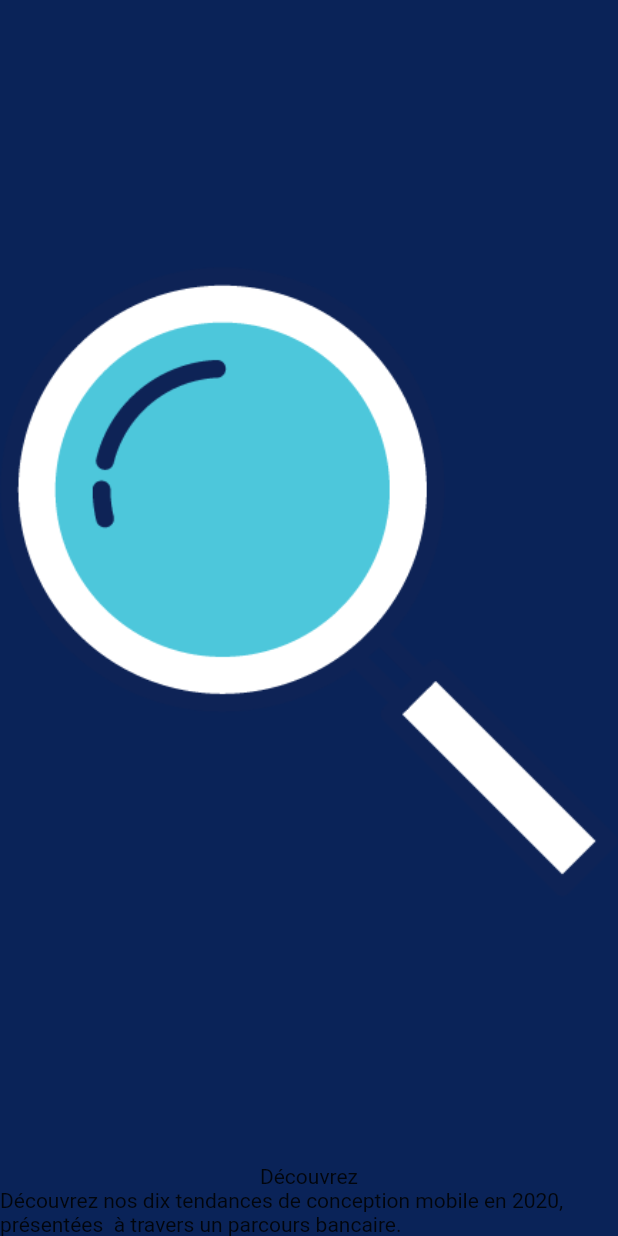
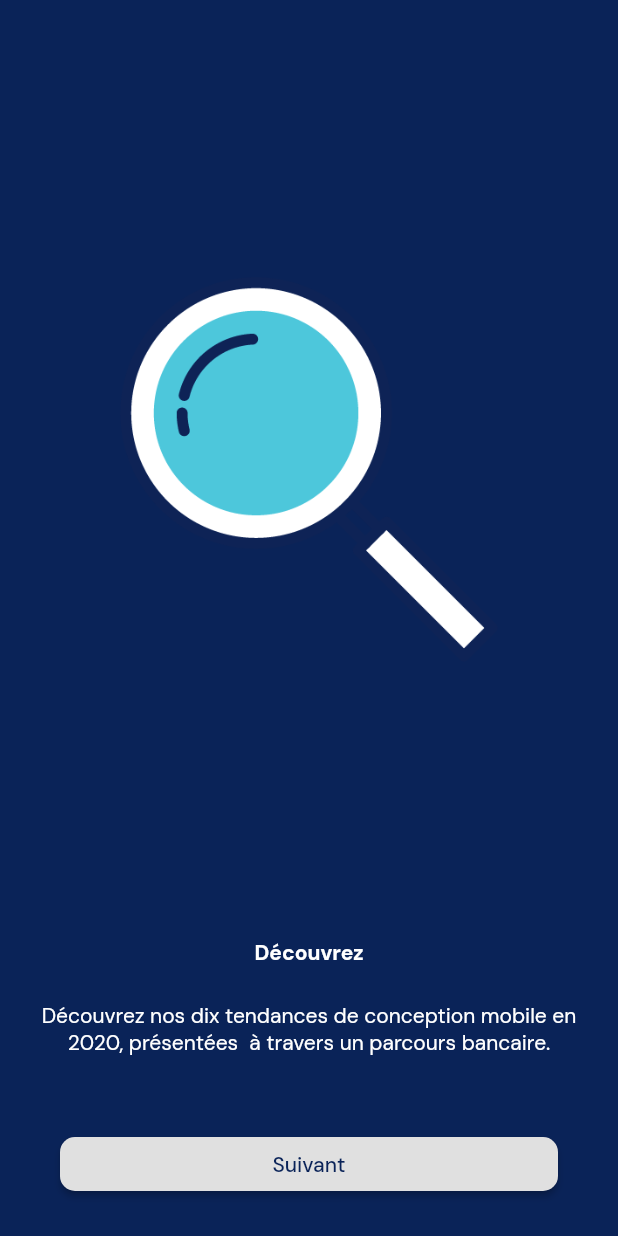
Before and after one commit to RemiDormoy/happiness-path-flutter, a Flutter app: the screen it shows after launch, on a phone screen of 412 x 824 dp. Run offline on Flutter 3.47's test engine with Material 2 defaults, Android fonts, the phone set to English and light mode, and no system bars; our stand-ins replace flutter_svg, google_fonts.

Commit message:
added pager content

```diff
--- a/lib/home.dart
+++ b/lib/home.dart
@@ -1,5 +1,6 @@
 import 'package:flutter/material.dart';
 import 'package:flutter_svg/svg.dart';
+import 'package:happiness_path/splashPager.dart';
 
 const double pi = 3.1415926535897932;
 
@@ -129,43 +130,7 @@ class _MyHomePageState extends State<MyHomePage> with TickerProviderStateMixin {
   Widget _buildPagerAnimation(BuildContext context, Widget child) {
     return Transform.scale(
       scale: _scalePageView.value,
-      child: PageView(
-        children: <Widget>[
-          Column(
-            children: <Widget>[
-              Expanded(
-                child: Image(image: AssetImage('assets/ic_loupe.png')),
-              ),
-              Text('Découvrez'),
-              Text('Découvrez nos dix tendances de conception mobile en 2020, présentées  à travers un parcours bancaire.')
-            ],
-          ),
-          Column(
-            children: <Widget>[
-              Expanded(
-                child: SvgPicture.asset(
-                    'notification.svg',
-                    semanticsLabel: 'Expérimentez'
-                ),
-              ),
-              Text('Expérimentez'),
-              Text('Promenez vous sur l’application et cliquez sur les pastilles pour en apprendre plus')
-            ],
-          ),
-          Column(
-            children: <Widget>[
-              Expanded(
-                child: SvgPicture.asset(
-                    'diamond.svg',
-                    semanticsLabel: 'Lancez vous !'
-                ),
-              ),
-              Text('Lancez vous !'),
-              Text('Découvrez nos dix tendances de conception mobile en 2020, présentées  à travers un parcours bancaire.')
-            ],
-          ),
-        ],
-      ),
+      child: SplashPager(),
     );
   }
 
--- a/lib/main.dart
+++ b/lib/main.dart
@@ -1,4 +1,5 @@
 import 'package:flutter/material.dart';
+import 'package:google_fonts/google_fonts.dart';
 import 'colors.dart';
 import 'home.dart';
 
@@ -10,19 +11,22 @@ class MyApp extends StatelessWidget {
   Widget build(BuildContext context) {
     return MaterialApp(
       title: 'Flutter Demo',
-      theme: _buildTheme(),
+      theme: _buildTheme(context),
       home: MyHomePage(title: 'Flutter Demo Home Page'),
     );
   }
 
-  ThemeData _buildTheme() {
-    final ThemeData base = ThemeData.light();
+  ThemeData _buildTheme(BuildContext context) {
+    final ThemeData base = ThemeData(
+      brightness: Brightness.light,
+      textTheme: GoogleFonts.dMSansTextTheme(Theme.of(context).textTheme)
+    );
     return base.copyWith(
       primaryColor: colorPrimaryDark,
       backgroundColor: colorPrimaryDark,
       primaryColorDark: colorPrimaryDark,
       accentColor: colorAccent,
-      scaffoldBackgroundColor: colorPrimaryDark
+      scaffoldBackgroundColor: colorPrimaryDark,
     );
   }
 }
--- /dev/null
+++ b/lib/splashPager.dart
@@ -0,0 +1,135 @@
+import 'package:flutter/material.dart';
+import 'package:happiness_path/colors.dart';
+
+class SplashPager extends StatelessWidget {
+  @override
+  Widget build(BuildContext context) {
+    var titleStyle =
+        TextStyle(color: Colors.white, fontWeight: FontWeight.bold);
+    var contentStyle = TextStyle(
+      color: Colors.white,
+    );
+    var buttonStyle = TextStyle(
+      color: colorPrimaryDark,
+    );
+    return PageView(
+      children: <Widget>[
+        Column(
+          children: <Widget>[
+            Expanded(
+              child: Padding(
+                padding: const EdgeInsets.all(80),
+                child: Image(image: AssetImage('assets/ic_loupe.png')),
+              ),
+            ),
+            Text(
+              'Découvrez',
+              style: titleStyle,
+            ),
+            Padding(
+              padding: const EdgeInsets.all(24.0),
+              child: Text(
+                'Découvrez nos dix tendances de conception mobile en 2020, présentées  à travers un parcours bancaire.',
+                style: contentStyle,
+                textAlign: TextAlign.center,
+              ),
+            ),
+            Padding(
+              padding: const EdgeInsets.fromLTRB(40, 24.0, 40, 24),
+              child: ConstrainedBox(
+                constraints: const BoxConstraints(minWidth: double.infinity),
+                child: RaisedButton(
+                  padding: const EdgeInsets.fromLTRB(32, 8, 32, 8),
+                  shape: RoundedRectangleBorder(
+                    borderRadius: new BorderRadius.circular(10.0),
+                  ),
+                  child: Text(
+                    'Suivant',
+                    style: buttonStyle,
+                  ),
+                  onPressed: () {},
+                ),
+              ),
+            )
+          ],
+        ),
+        Column(
+          children: <Widget>[
+            Expanded(
+              child: Padding(
+                padding: const EdgeInsets.all(80),
+                child: Image(image: AssetImage('assets/ic_loupe.png')),
+              ),
+            ),
+            Text(
+              'Expérimentez',
+              style: titleStyle,
+            ),
+            Padding(
+              padding: const EdgeInsets.all(24.0),
+              child: Text(
+                  'Promenez vous sur l’application et cliquez sur les pastilles pour en apprendre plus',
+                  style: contentStyle,
+                  textAlign: TextAlign.center),
+            ),
+            Padding(
+              padding: const EdgeInsets.fromLTRB(40, 24.0, 40, 24),
+              child: ConstrainedBox(
+                constraints: const BoxConstraints(minWidth: double.infinity),
+                child: RaisedButton(
+                  padding: const EdgeInsets.fromLTRB(32, 8, 32, 8),
+                  shape: RoundedRectangleBorder(
+                    borderRadius: new BorderRadius.circular(10.0),
+                  ),
+                  child: Text(
+                    'Suivant',
+                    style: buttonStyle,
+                  ),
+                  onPressed: () {},
+                ),
+              ),
+            )
+          ],
+        ),
+        Column(
+          children: <Widget>[
+            Expanded(
+              child: Padding(
+                padding: const EdgeInsets.all(80),
+                child: Image(image: AssetImage('assets/ic_loupe.png')),
+              ),
+            ),
+            Text(
+              'Lancez vous !',
+              style: titleStyle,
+            ),
+            Padding(
+              padding: const EdgeInsets.all(24.0),
+              child: Text(
+                  'Découvrez nos dix tendances de conception mobile en 2020, présentées  à travers un parcours bancaire.',
+                  style: contentStyle,
+                  textAlign: TextAlign.center),
+            ),
+            Padding(
+              padding: const EdgeInsets.fromLTRB(40, 24.0, 40, 24),
+              child: ConstrainedBox(
+                constraints: const BoxConstraints(minWidth: double.infinity),
+                child: RaisedButton(
+                  padding: const EdgeInsets.fromLTRB(32, 8, 32, 8),
+                  shape: RoundedRectangleBorder(
+                    borderRadius: new BorderRadius.circular(10.0),
+                  ),
+                  child: Text(
+                    "C'est parti !",
+                    style: buttonStyle,
+                  ),
+                  onPressed: () {},
+                ),
+              ),
+            )
+          ],
+        ),
+      ],
+    );
+  }
+}
--- a/pubspec.yaml
+++ b/pubspec.yaml
@@ -20,6 +20,7 @@ dependencies:
   flutter:
     sdk: flutter
   flutter_svg: ^0.15.0
+  google_fonts: ^0.2.0
 
   # The following adds the Cupertino Icons font to your application.
   # Use with the CupertinoIcons class for iOS style icons.
```
Also changed, not shown: pubspec.lock, 2 other files.
